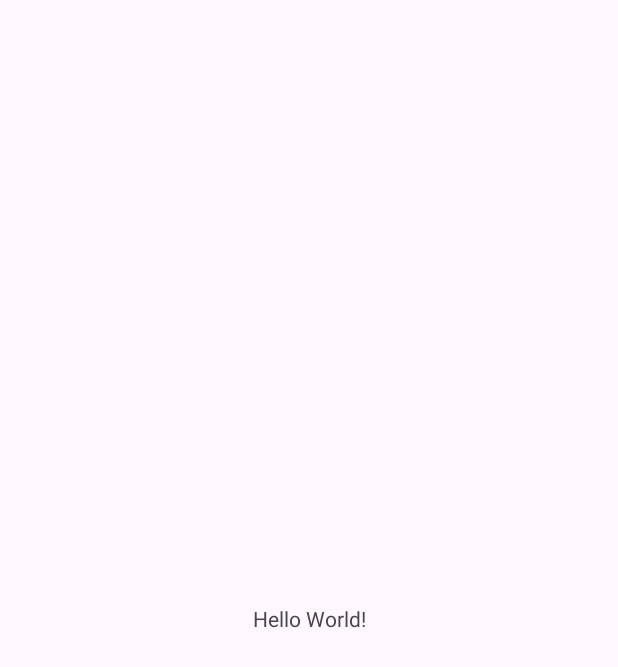
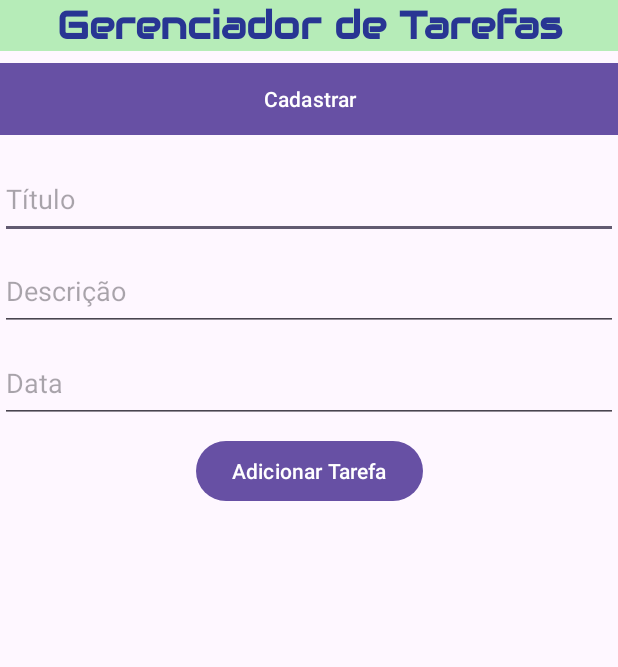
Before and after one commit to wprotheus/lista-tarefas, an Android app: the screen it shows after launch (MainActivity), on a phone screen of 412 x 824 dp. Before the commit the part shown is almost empty. Shown: the top 667 px of the screen. Run offline under Robolectric (Android 15) with nearby library versions, the phone set to English and light mode, and no system bars.

Commit message:
Continuação do código de framentos.

```diff
--- a/app/src/main/AndroidManifest.xml
+++ b/app/src/main/AndroidManifest.xml
@@ -13,7 +13,7 @@
         android:theme="@style/Theme.Listatarefas"
         tools:targetApi="31">
         <activity
-            android:name=".MainActivity"
+            android:name=".view.MainActivity"
             android:exported="true">
             <intent-filter>
                 <action android:name="android.intent.action.MAIN" />
--- /dev/null
+++ b/app/src/main/java/com/wprotheus/lista_tarefas/view/CadastrarFragment.java
@@ -0,0 +1,23 @@
+package com.wprotheus.lista_tarefas.view;
+
+import android.os.Bundle;
+import android.view.LayoutInflater;
+import android.view.View;
+import android.view.ViewGroup;
+
+import androidx.annotation.NonNull;
+import androidx.annotation.Nullable;
+import androidx.fragment.app.Fragment;
+
+import com.wprotheus.lista_tarefas.R;
+
+public class CadastrarFragment extends Fragment {
+    public CadastrarFragment() {
+    }
+
+    @Nullable
+    @Override
+    public View onCreateView(@NonNull LayoutInflater inflater, @Nullable ViewGroup container, @Nullable Bundle savedInstanceState) {
+        return inflater.inflate(R.layout.cadastrar_fragment, container, false);
+    }
+}
--- /dev/null
+++ b/app/src/main/java/com/wprotheus/lista_tarefas/view/FazerFragment.java
@@ -0,0 +1,23 @@
+package com.wprotheus.lista_tarefas.view;
+
+import android.os.Bundle;
+import android.view.LayoutInflater;
+import android.view.View;
+import android.view.ViewGroup;
+
+import androidx.annotation.NonNull;
+import androidx.annotation.Nullable;
+import androidx.fragment.app.Fragment;
+
+import com.wprotheus.lista_tarefas.R;
+
+public class FazerFragment extends Fragment {
+    public FazerFragment() {
+    }
+
+    @Nullable
+    @Override
+    public View onCreateView(@NonNull LayoutInflater inflater, @Nullable ViewGroup container, @Nullable Bundle savedInstanceState) {
+        return inflater.inflate(R.layout.fazer_fragment, container, false);
+    }
+}
--- /dev/null
+++ b/app/src/main/java/com/wprotheus/lista_tarefas/view/FeitoFragment.java
@@ -0,0 +1,25 @@
+package com.wprotheus.lista_tarefas.view;
+
+import android.os.Bundle;
+import android.view.LayoutInflater;
+import android.view.View;
+import android.view.ViewGroup;
+
+import androidx.annotation.NonNull;
+import androidx.annotation.Nullable;
+import androidx.fragment.app.Fragment;
+
+import com.wprotheus.lista_tarefas.R;
+
+public class FeitoFragment extends Fragment {
+    public FeitoFragment()
+    {
+
+    }
+
+    @Nullable
+    @Override
+    public View onCreateView(@NonNull LayoutInflater inflater, @Nullable ViewGroup container, @Nullable Bundle savedInstanceState) {
+        return inflater.inflate(R.layout.feito_fragment, container, false);
+    }
+}
--- /dev/null
+++ b/app/src/main/java/com/wprotheus/lista_tarefas/view/MainActivity.java
@@ -0,0 +1,47 @@
+package com.wprotheus.lista_tarefas.view;
+
+import androidx.appcompat.app.AppCompatActivity;
+import androidx.fragment.app.FragmentTransaction;
+
+import android.os.Bundle;
+import android.widget.Button;
+
+import com.wprotheus.lista_tarefas.R;
+
+public class MainActivity extends AppCompatActivity {
+    private Button btnFazer;
+    private Button btnFeito;
+    private Button btnCadastrar;
+    private FazerFragment fazerFragment;
+    private FeitoFragment feitoFragment;
+    private CadastrarFragment cadastrarFragment;
+
+    @Override
+    protected void onCreate(Bundle savedInstanceState) {
+        super.onCreate(savedInstanceState);
+        setContentView(R.layout.activity_main);
+        btnFazer = findViewById(R.id.btnFazer);
+        btnFeito = findViewById(R.id.btnFeito);
+        btnCadastrar = findViewById(R.id.btnCadastrar);
+
+        fazerFragment = new FazerFragment();
+        feitoFragment = new FeitoFragment();
+        cadastrarFragment = new CadastrarFragment();
+
+        btnFazer.setOnClickListener(v -> {
+            FragmentTransaction transaction = getSupportFragmentManager().beginTransaction();
+            transaction.replace(R.id.frmTarefa, fazerFragment);
+            transaction.commit();
+        });
+        btnFeito.setOnClickListener(v -> {
+            FragmentTransaction transaction = getSupportFragmentManager().beginTransaction();
+            transaction.replace(R.id.frmTarefa, feitoFragment);
+            transaction.commit();
+        });
+        btnCadastrar.setOnClickListener(v -> {
+            FragmentTransaction transaction = getSupportFragmentManager().beginTransaction();
+            transaction.replace(R.id.frmTarefa, cadastrarFragment);
+            transaction.commit();
+        });
+    }
+}
--- a/app/src/main/res/layout/activity_main.xml
+++ b/app/src/main/res/layout/activity_main.xml
@@ -4,15 +4,125 @@
     xmlns:tools="http://schemas.android.com/tools"
     android:layout_width="match_parent"
     android:layout_height="match_parent"
-    tools:context=".MainActivity">
+    tools:context=".view.MainActivity">
+
+    <androidx.constraintlayout.widget.Guideline
+        android:id="@+id/guideline3"
+        android:layout_width="wrap_content"
+        android:layout_height="wrap_content"
+        android:orientation="vertical"
+        app:layout_constraintGuide_percent="0.5" />
 
     <TextView
-        android:layout_width="wrap_content"
+        android:id="@+id/tvApp"
+        android:layout_width="0dp"
         android:layout_height="wrap_content"
-        android:text="Hello World!"
-        app:layout_constraintBottom_toBottomOf="parent"
+        android:background="#B6ECB8"
+        android:fontFamily="@font/audiowide"
+        android:gravity="center|center_horizontal"
+        android:text="Gerenciador de Tarefas"
+        android:textAlignment="center"
+        android:textAppearance="@style/TextAppearance.AppCompat.Display4"
+        android:textColor="#283593"
+        android:textSize="26sp"
+        android:textStyle="bold"
+        android:typeface="sans"
         app:layout_constraintEnd_toEndOf="parent"
         app:layout_constraintStart_toStartOf="parent"
         app:layout_constraintTop_toTopOf="parent" />
 
+    <Button
+        android:id="@+id/btnFazer"
+        android:layout_width="0dp"
+        android:layout_height="wrap_content"
+        android:layout_marginTop="8dp"
+        android:background="@color/design_default_color_primary"
+        android:text="Em Andamento"
+        app:layout_constraintEnd_toStartOf="@+id/btnFeito"
+        app:layout_constraintStart_toStartOf="parent"
+        app:layout_constraintTop_toBottomOf="@+id/tvApp" />
+
+    <Button
+        android:id="@+id/btnFeito"
+        android:layout_width="0dp"
+        android:layout_height="wrap_content"
+        android:layout_marginTop="8dp"
+        android:background="@color/design_default_color_primary"
+        android:text="Concluído"
+        app:layout_constraintEnd_toEndOf="parent"
+        app:layout_constraintStart_toEndOf="@+id/btnFazer"
+        app:layout_constraintTop_toBottomOf="@+id/tvApp" />
+
+    <Button
+        android:id="@+id/btnCadastrar"
+        android:layout_width="0dp"
+        android:layout_height="wrap_content"
+        android:layout_marginTop="8dp"
+        android:background="@color/design_default_color_primary"
+        android:text="Cadastrar"
+        app:layout_constraintEnd_toEndOf="parent"
+        app:layout_constraintStart_toStartOf="parent"
+        app:layout_constraintTop_toBottomOf="@+id/tvApp" />
+
+
+    <FrameLayout
+        android:id="@+id/frmTarefa"
+        android:layout_width="0dp"
+        android:layout_height="0dp"
+        android:layout_marginStart="8dp"
+        android:layout_marginTop="55dp"
+        android:layout_marginEnd="8dp"
+        android:layout_marginBottom="8dp"
+        app:layout_constraintBottom_toBottomOf="parent"
+        app:layout_constraintEnd_toEndOf="parent"
+        app:layout_constraintStart_toStartOf="parent"
+        app:layout_constraintTop_toTopOf="parent">
+
+    </FrameLayout>
+
+    <EditText
+        android:id="@+id/etTitulo"
+        android:layout_width="0dp"
+        android:layout_height="53dp"
+        android:layout_marginTop="16dp"
+        android:hint="Título"
+        android:inputType="text"
+        app:layout_constraintEnd_toEndOf="parent"
+        app:layout_constraintStart_toStartOf="parent"
+        app:layout_constraintTop_toBottomOf="@+id/btnFeito" />
+
+    <EditText
+        android:id="@+id/etDescricao"
+        android:layout_width="0dp"
+        android:layout_height="53dp"
+        android:layout_below="@+id/etTitulo"
+        android:layout_marginTop="8dp"
+        android:hint="Descrição"
+        android:inputType="textMultiLine"
+        app:layout_constraintEnd_toEndOf="parent"
+        app:layout_constraintStart_toStartOf="parent"
+        app:layout_constraintTop_toBottomOf="@+id/etTitulo" />
+
+    <EditText
+        android:id="@+id/etData"
+        android:layout_width="0dp"
+        android:layout_height="53dp"
+        android:layout_below="@+id/etDescricao"
+        android:layout_marginTop="8dp"
+        android:hint="Data"
+        android:inputType="date"
+        app:layout_constraintEnd_toEndOf="parent"
+        app:layout_constraintStart_toStartOf="parent"
+        app:layout_constraintTop_toBottomOf="@+id/etDescricao" />
+
+    <Button
+        android:id="@+id/btnAdicionar"
+        android:layout_width="wrap_content"
+        android:layout_height="wrap_content"
+        android:layout_marginTop="8dp"
+        android:text="Adicionar Tarefa"
+        app:layout_constraintEnd_toEndOf="parent"
+        app:layout_constraintStart_toStartOf="parent"
+        app:layout_constraintTop_toBottomOf="@+id/etData" />
+
 </androidx.constraintlayout.widget.ConstraintLayout>
```
Also changed, not shown: app/src/main/java/com/wprotheus/lista_tarefas/MainActivity.java (deleted, +0 -14 lines), app/src/main/java/com/wprotheus/lista_tarefas/model/DbSqlite.java (added, +116 -0 lines), app/src/main/java/com/wprotheus/lista_tarefas/model/Tarefa.java (added, +52 -0 lines), app/src/main/java/com/wprotheus/lista_tarefas/utils/TarefaAdapter.java (added, +65 -0 lines), app/src/main/res/layout/cadastrar_fragment.xml (added, +10 -0 lines), app/src/main/res/layout/fazer_fragment.xml (added, +19 -0 lines), app/src/main/res/layout/feito_fragment.xml (added, +19 -0 lines), app/src/main/res/layout/item_tarefa.xml (added, +25 -0 lines), app/src/main/res/font/andika_new_basic_bold.ttf (added), app/src/main/res/font/atomic_age.ttf (added), app/src/main/res/font/audiowide.ttf (added), app/src/main/res/font/cherry_cream_soda.ttf (added), app/src/main/res/font/noto_sans_bold.ttf (added).
